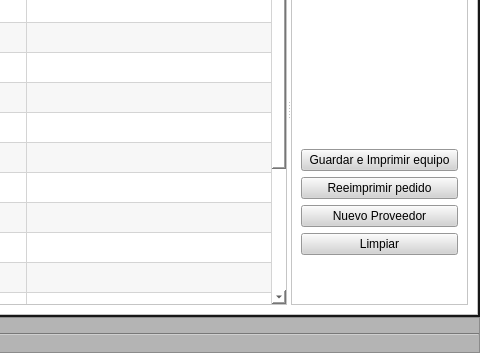
The window that Interface/guimain.ui (0402038084/Orders-note-PramsoGUI) describes before a commit, drawn with Qt 5; both pictures show x 381 to 861 and y 193 to 546 of the 861 by 546 pixel window.
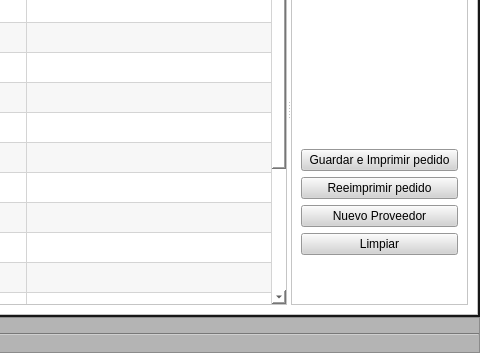
The same window after the commit. Icons and pictures are not drawn.

Diff of the .ui file:
```diff
--- a/Interface/guimain.ui
+++ b/Interface/guimain.ui
@@ -1746,7 +1746,7 @@
 </string>
                        </property>
                        <property name="text">
-                        <string>Guardar e Imprimir equipo</string>
+                        <string>Guardar e Imprimir pedido</string>
                        </property>
                       </widget>
                      </item>
```
